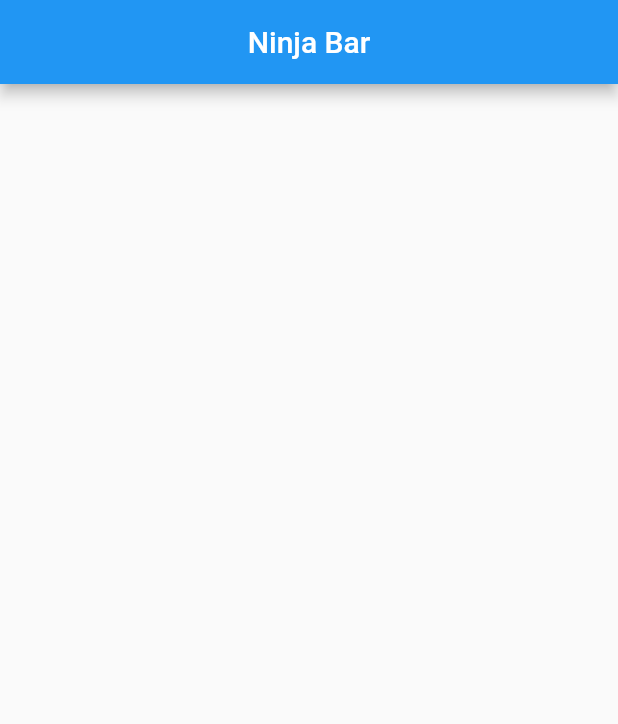
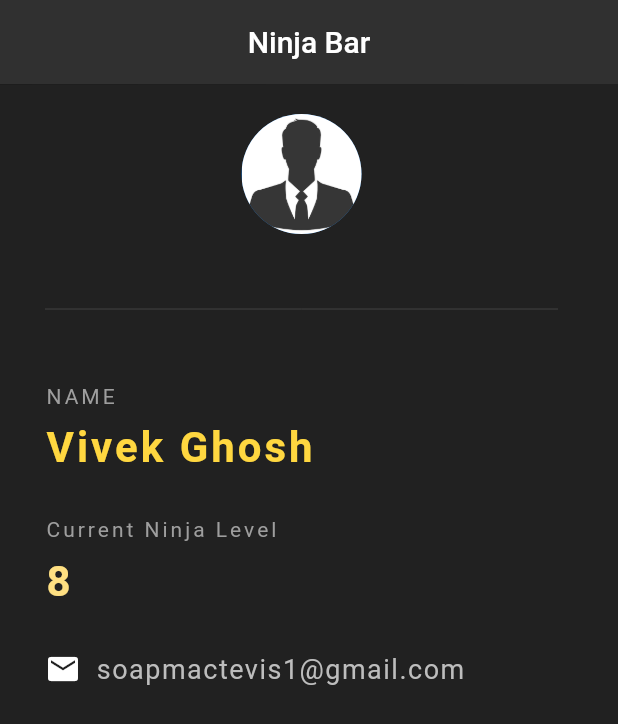
Before and after one commit to itsvivekghosh/flutter-tutorial, a Flutter app: the screen it shows after launch, on a phone screen of 412 x 824 dp. Shown: the top 724 px of the screen. Run offline on Flutter 3.47's test engine with Material 2 defaults, Android fonts, the phone set to English and light mode, and no system bars.

Commit message:
first basic application

```diff
--- a/my_app/lib/main.dart
+++ b/my_app/lib/main.dart
@@ -10,9 +10,76 @@ class Home extends StatelessWidget {
   @override
   Widget build(BuildContext context) {
     return Scaffold(
+      backgroundColor: Colors.grey[900],
       appBar: AppBar(
         title: Text("Ninja Bar"),
         centerTitle: true,
+        backgroundColor: Colors.grey[850],
+        elevation: 0.2,
+      ),
+      body: Padding(
+        padding: EdgeInsets.fromLTRB(30, 20, 40, 0),
+        child: Column(
+          crossAxisAlignment: CrossAxisAlignment.start,
+          children: <Widget>[
+            Center(
+                child: CircleAvatar(
+              backgroundImage: AssetImage('assets/default.jpg'),
+              radius: 40.0,
+            )),
+            Divider(height: 100, color: Colors.grey[800]),
+            Text(
+              "NAME",
+              style: TextStyle(color: Colors.grey, letterSpacing: 2.0),
+            ),
+            SizedBox(
+              height: 10.0,
+            ),
+            Text(
+              "Vivek Ghosh",
+              style: TextStyle(
+                  fontSize: 28.0,
+                  fontWeight: FontWeight.bold,
+                  color: Colors.amberAccent[200],
+                  letterSpacing: 2.0),
+            ),
+            SizedBox(
+              height: 30.0,
+            ),
+            Text(
+              "Current Ninja Level",
+              style: TextStyle(color: Colors.grey, letterSpacing: 2.0),
+            ),
+            SizedBox(
+              height: 10.0,
+            ),
+            Text(
+              "8",
+              style: TextStyle(
+                  fontSize: 28.0,
+                  fontWeight: FontWeight.bold,
+                  color: Colors.amber[200],
+                  letterSpacing: 2.0),
+            ),
+            SizedBox(
+              height: 30.0,
+            ),
+            Row(
+              children: [
+                Icon(
+                  Icons.email,
+                  color: Colors.white,
+                ),
+                SizedBox(width: 10),
+                Text("soapmactevis1@gmail.com",
+                    style: TextStyle(
+                        color: Colors.grey[400],
+                        fontSize: 18.0,
+                        letterSpacing: 1.0)),
+              ],
+            )
+          ],
+        ),
       ),
     );
   }
--- a/my_app/pubspec.yaml
+++ b/my_app/pubspec.yaml
@@ -76,5 +76,6 @@ flutter:
 
   assets:
     - assets/image1.jpg
+    - assets/default.jpg
   # For details regarding fonts from package dependencies,
   # see https://flutter.dev/custom-fonts/#from-packages
```
Also changed, not shown: my_app/assets/default.jpg (added).
